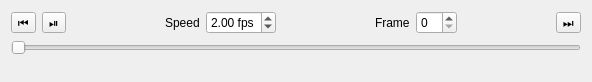
Old version of the form src/replay.ui in the repository hobrasoft/simul6.
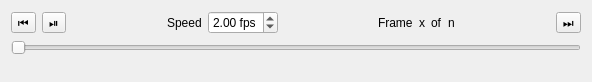
New version of the form.

What changed in the file:
```diff
--- a/src/replay.ui
+++ b/src/replay.ui
@@ -15,14 +15,14 @@
   </property>
   <layout class="QGridLayout" name="gridLayout">
    <item row="0" column="0">
-    <widget class="QToolButton" name="toolButton">
+    <widget class="QToolButton" name="f_toBegin">
      <property name="text">
       <string>⏮</string>
      </property>
     </widget>
    </item>
    <item row="0" column="1">
-    <widget class="QToolButton" name="toolButton_2">
+    <widget class="QToolButton" name="f_play">
      <property name="text">
       <string>⏯</string>
      </property>
@@ -49,7 +49,7 @@
     </widget>
    </item>
    <item row="0" column="4">
-    <widget class="QDoubleSpinBox" name="doubleSpinBox">
+    <widget class="QDoubleSpinBox" name="f_speed">
      <property name="suffix">
       <string> fps</string>
      </property>
@@ -87,10 +87,7 @@
      </property>
     </widget>
    </item>
-   <item row="0" column="7">
-    <widget class="QSpinBox" name="spinBox"/>
-   </item>
-   <item row="0" column="8">
+   <item row="0" column="10">
     <spacer name="horizontalSpacer_2">
      <property name="orientation">
       <enum>Qt::Horizontal</enum>
@@ -103,15 +100,18 @@
      </property>
     </spacer>
    </item>
-   <item row="0" column="9">
-    <widget class="QToolButton" name="toolButton_3">
+   <item row="0" column="11">
+    <widget class="QToolButton" name="f_toEnd">
      <property name="text">
       <string>⏭</string>
      </property>
     </widget>
    </item>
-   <item row="1" column="0" colspan="10">
-    <widget class="QSlider" name="horizontalSlider">
+   <item row="1" column="0" colspan="12">
+    <widget class="QSlider" name="f_slider">
+     <property name="tracking">
+      <bool>false</bool>
+     </property>
      <property name="orientation">
       <enum>Qt::Horizontal</enum>
      </property>
@@ -130,6 +130,27 @@
      </property>
     </spacer>
    </item>
+   <item row="0" column="8">
+    <widget class="QLabel" name="label_4">
+     <property name="text">
+      <string>of</string>
+     </property>
+    </widget>
+   </item>
+   <item row="0" column="7">
+    <widget class="QLabel" name="f_step_number">
+     <property name="text">
+      <string>x</string>
+     </property>
+    </widget>
+   </item>
+   <item row="0" column="9">
+    <widget class="QLabel" name="f_size">
+     <property name="text">
+      <string>n</string>
+     </property>
+    </widget>
+   </item>
   </layout>
  </widget>
  <resources/>
```
